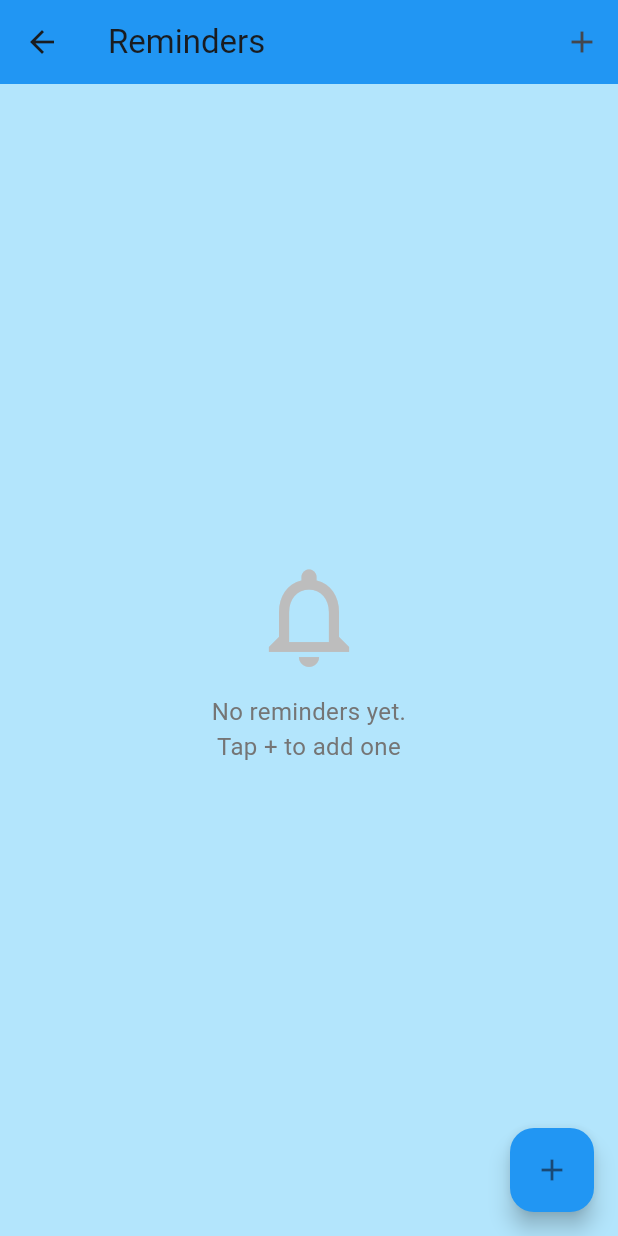
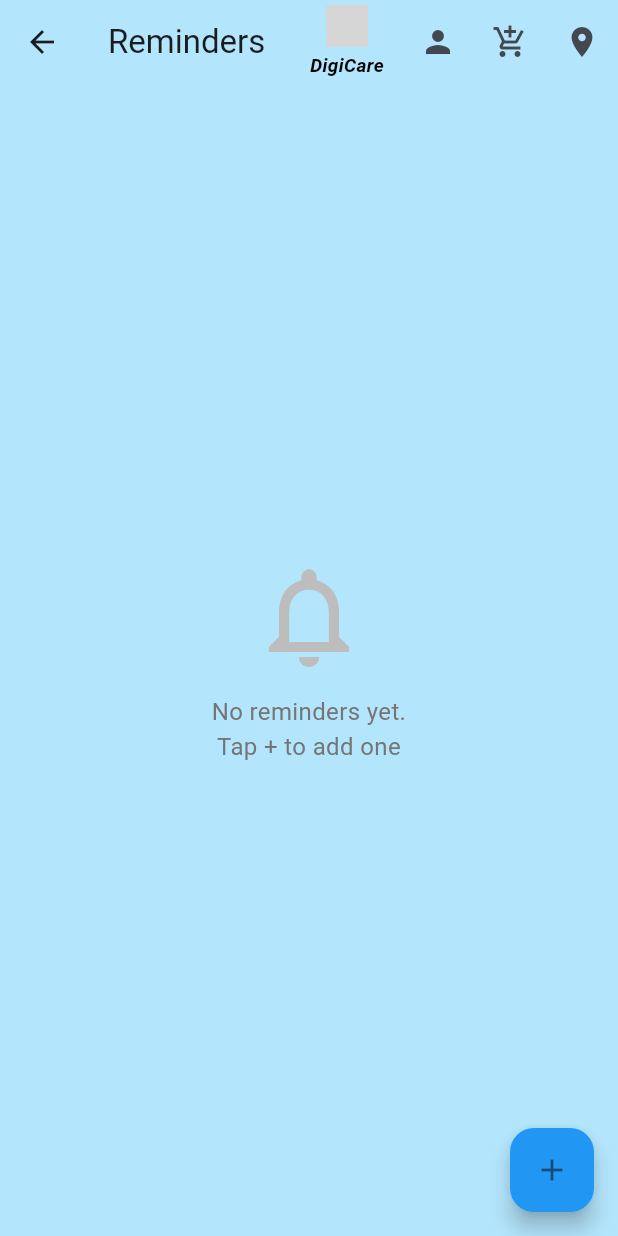
Before and after one commit to UmarMubiru/DIGGITAL-LIFE-APP, a Flutter app: the ReminderScreen screen opened by its route, on a phone screen of 412 x 824 dp. Run offline on Flutter 3.47's test engine with Material 3 defaults, Android fonts, the phone set to English and light mode, and no system bars; our stand-ins replace flutter_image_compress, flutter_local_notifications, flutter_native_timezone, image_picker, shared_preferences, table_calendar and 1 more; accounts and stored records are empty; grey boxes are pictures that could not be loaded.

Commit message:
Edits on top bar

```diff
--- a/lib/screens/awareness/awareness_detail_screen.dart
+++ b/lib/screens/awareness/awareness_detail_screen.dart
@@ -18,11 +18,14 @@ class _AwarenessDetailScreenState extends State<AwarenessDetailScreen> {
     return Scaffold(
       appBar: AppBar(
         title: Text(topic.title),
-        actions: const [
+        actions: [
           Padding(
             padding: EdgeInsets.only(right: 12.0),
             child: AppBrand.compact(logoSize: 28),
           ),
+          IconButton(onPressed: () {}, icon: Icon(Icons.person)),
+          IconButton(onPressed: () {}, icon: Icon(Icons.add_shopping_cart)),
+          IconButton(onPressed: () {}, icon: Icon(Icons.location_on)),
         ],
       ),
       body: SingleChildScrollView(
--- a/lib/screens/dashboard_screen.dart
+++ b/lib/screens/dashboard_screen.dart
@@ -19,6 +19,7 @@ class DashboardScreen extends StatelessWidget {
           ),
           IconButton(onPressed: () {}, icon: Icon(Icons.person)),
           IconButton(onPressed: () {}, icon: Icon(Icons.add_shopping_cart)),
+          IconButton(onPressed: () {}, icon: Icon(Icons.location_on)),
         ],
       ),
       body: GridView.count(
--- a/lib/screens/profile_screen.dart
+++ b/lib/screens/profile_screen.dart
@@ -37,7 +37,7 @@ class _ProfileScreenState extends State<ProfileScreen> {
     return Scaffold(
       appBar: AppBar(
         title: const Text('Profile & Settings'),
-        actions: const [
+        actions: [
           Padding(
             padding: EdgeInsets.only(right: 12.0),
             child: AppBrand.compact(logoSize: 28),
--- a/lib/screens/reminder.dart
+++ b/lib/screens/reminder.dart
@@ -4,6 +4,7 @@ import 'package:uuid/uuid.dart';
 import 'package:intl/intl.dart'; // added for better date formatting
 
 import 'package:digital_life_care_app/providers/reminder_provider.dart';
+import 'package:digital_life_care_app/widgets/app_brand.dart';
 
 class ReminderScreen extends StatelessWidget {
   const ReminderScreen({super.key});
@@ -13,12 +14,14 @@ class ReminderScreen extends StatelessWidget {
     return Scaffold(
       appBar: AppBar(
         title: const Text('Reminders'),
-        backgroundColor: Colors.blue,
         actions: [
-          IconButton(
-            onPressed: () => _showAddDialog(context),
-            icon: const Icon(Icons.add),
+          Padding(
+            padding: EdgeInsets.only(right: 12.0),
+            child: AppBrand.compact(logoSize: 28),
           ),
+          IconButton(onPressed: () {}, icon: Icon(Icons.person)),
+          IconButton(onPressed: () {}, icon: Icon(Icons.add_shopping_cart)),
+          IconButton(onPressed: () {}, icon: Icon(Icons.location_on)),
         ],
       ),
       body: Consumer<ReminderProvider>(
```
Also changed, not shown: lib/screens/awareness/awareness_home_screen.dart (+31 -6 lines), lib/screens/booking.dart (+13 -1 lines).
